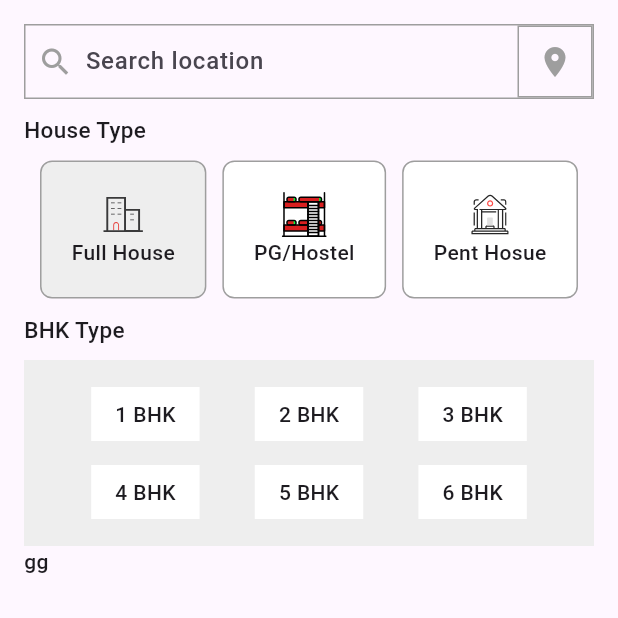
After one commit to sandeepraju124/SSSv1, a Flutter app: the HouseSearch screen opened directly, after a tap on "Full House", on a phone screen of 412 x 824 dp, the top half of it. The commit adds this screen. Run offline on Flutter 3.47's test engine with Material 3 defaults, Android fonts, the phone set to English and light mode, and no system bars; our stand-ins replace firebase_auth, firebase_core, flutter_rating_bar, flutter_screenutil, flutter_svg, freezed_annotation and 8 more; missing offline and left inert: autoscale_tabbarview; accounts and stored records are empty; network calls fail; statements that could not run were skipped.

Commit message:
House Search UI

```diff
--- /dev/null
+++ b/lib/HousingServices/house_search.dart
@@ -0,0 +1,286 @@
+// ignore_for_file: prefer_const_constructors, prefer_const_literals_to_create_immutables
+
+import 'package:flutter/material.dart';
+import 'package:flutter_svg/flutter_svg.dart';
+
+class HouseSearch extends StatefulWidget {
+  const HouseSearch({super.key});
+
+  @override
+  State<HouseSearch> createState() => _HouseSearchState();
+}
+
+class _HouseSearchState extends State<HouseSearch> {
+  HosueType? _selectedType;
+  Map<BHKType, bool> selectedBHKTypes = {
+    BHKType.BHK1: false,
+    BHKType.BHK2: false,
+    BHKType.BHK3: false,
+    BHKType.BHK4: false,
+    BHKType.BHK5: false,
+    BHKType.BHK6: false,
+  };
+  Map<RoomType, bool> selectedRoomTypes = {
+    RoomType.SingleRoom: false,
+    RoomType.DoubleSharing: false,
+    RoomType.TripleSharing: false,
+    RoomType.FourSharing: false,
+  };
+
+  @override
+  Widget build(BuildContext context) {
+    return Scaffold(
+      body: SafeArea(
+        child: ListView(padding: const EdgeInsets.all(16.0), children: [
+          Container(
+            height: 50,
+            decoration: BoxDecoration(
+              border: Border.all(
+                color: Colors.grey,
+                width: 1.0,
+              ),
+              // borderRadius: BorderRadius.circular(8.0),
+            ),
+            child: Row(
+              children: [
+                Padding(
+                  padding: const EdgeInsets.all(8.0),
+                  child: Icon(
+                    Icons.search,
+                    color: Colors.grey,
+                  ),
+                ),
+                Expanded(
+                  child: TextField(
+                    decoration: InputDecoration(
+                      hintText: 'Search location ',
+                      border: InputBorder.none,
+                    ),
+                  ),
+                ),
+                Container(
+                  height: 50,
+                  width: 50,
+                  // color: Colors.teal,
+                  decoration: BoxDecoration(
+                    border: Border.all(
+                      color: Colors.grey,
+                      width: 1.0,
+                    ),
+                    // borderRadius: BorderRadius.circular(8.0),
+                  ),
+                  child: Icon(
+                    Icons.location_on,
+                    color: Colors.grey,
+                  ),
+                ),
+              ],
+            ),
+          ),
+          SizedBox(
+            height: 10,
+          ),
+          // Padding(
+          //   padding: const EdgeInsets.only(left: 20,bottom: 10),
+          //   child: Text("House Type",style: TextStyle(fontSize: 15)),
+          // ),
+          Text("House Type", style: TextStyle(fontSize: 15)),
+          SizedBox(
+            height: 10,
+          ),
+          Container(
+            // color: Colors.grey[200],
+            // height: 50,
+            child: Row(
+              mainAxisAlignment: MainAxisAlignment.spaceEvenly,
+              children: [
+                _buildHouseOption(HosueType.FullHouse, "Full House"),
+                _buildHouseOption(HosueType.PG, "PG/Hostel"),
+                _buildHouseOption(HosueType.PentHosue, "Pent Hosue")
+              ],
+            ),
+          ),
+// Full House
+          if (_selectedType == HosueType.FullHouse)
+            Column(
+              // mainAxisAlignment: MainAxisAlignment.start,
+              crossAxisAlignment: CrossAxisAlignment.start,
+              children: [
+                Padding(
+                  padding: const EdgeInsets.symmetric(vertical: 10),
+                  child: Text("BHK Type", style: TextStyle(fontSize: 15)),
+                ),
+                Container(
+                  padding: EdgeInsets.symmetric(vertical: 10),
+                  color: Colors.grey[200],
+                  // height: 50,
+                  child: Column(
+                    children: [
+                      Padding(
+                        padding: const EdgeInsets.all(8.0),
+                        child: Row(
+                          mainAxisAlignment: MainAxisAlignment.spaceEvenly,
+                          children: [
+                            _BhkTypeOption(BHKType.BHK1, "1 BHK"),
+                            _BhkTypeOption(BHKType.BHK2, "2 BHK"),
+                            _BhkTypeOption(BHKType.BHK3, "3 BHK")
+                          ],
+                        ),
+                      ),
+                      Padding(
+                        padding: const EdgeInsets.all(8.0),
+                        child: Row(
+                          mainAxisAlignment: MainAxisAlignment.spaceEvenly,
+                          children: [
+                            _BhkTypeOption(BHKType.BHK4, "4 BHK"),
+                            _BhkTypeOption(BHKType.BHK5, "5 BHK"),
+                            _BhkTypeOption(BHKType.BHK6, "6 BHK")
+                          ],
+                        ),
+                      ),
+                    ],
+                  ),
+                ),
+                Text("gg")
+              ],
+            ),
+// PG/Hostel
+          if (_selectedType == HosueType.PG)
+            Column(
+              crossAxisAlignment: CrossAxisAlignment.start,
+              children: [
+                Padding(
+                  padding: const EdgeInsets.symmetric(vertical: 10),
+                  child: Text("Room Type", style: TextStyle(fontSize: 15)),
+                ),
+                Container(
+                  color: Colors.grey[200],
+                  child: Column(
+                    children: [
+                      Padding(
+                        padding: const EdgeInsets.all(8.0),
+                        child: Row(
+                          mainAxisAlignment: MainAxisAlignment.spaceEvenly,
+                          children: [
+                            _RoomTypeOption(RoomType.SingleRoom, "Single Room"),
+                            _RoomTypeOption(
+                                RoomType.DoubleSharing, "Double Sharing"),
+                          ],
+                        ),
+                      ),
+                      Padding(
+                        padding: const EdgeInsets.all(8.0),
+                        child: Row(
+                          mainAxisAlignment: MainAxisAlignment.spaceEvenly,
+                          children: [
+                            _RoomTypeOption(
+                                RoomType.TripleSharing, " Triple Room "),
+                            _RoomTypeOption(
+                                RoomType.FourSharing, " Four Sharing "),
+                          ],
+                        ),
+                      ),
+                    ],
+                  ),
+                ),
+              ],
+            ),
+
+
+        ]),
+      ),
+    );
+  }
+
+  Widget _buildHouseOption(HosueType type, String label) {
+    return GestureDetector(
+      onTap: () {
+        setState(() {
+          _selectedType = type;
+          print(type);
+        });
+      },
+      child: Container(
+          // margin: EdgeInsets.all(10),
+          // height: 50,
+          // width: 50,
+          padding: EdgeInsets.all(20),
+          decoration: BoxDecoration(
+              borderRadius: BorderRadius.circular(8),
+              border: Border.all(
+                color: Colors.grey,
+                width: 1.0,
+              ),
+              color: _selectedType == type
+                  // ? Colors.teal[200]
+                  ? Colors.grey[200]
+                  : Colors.white
+              // Colors.grey[200]
+              ),
+          child: Column(
+            children: [
+              // Icon(Icons.access_alarm_rounded),
+              if (type == HosueType.FullHouse)
+                SvgPicture.asset("images/fullhouse.svg", height: 30),
+              if (type == HosueType.PG)
+                SvgPicture.asset("images/pg.svg", height: 30),
+              if (type == HosueType.PentHosue)
+                SvgPicture.asset("images/penthouse.svg", height: 30),
+              Text(label),
+            ],
+          )
+          // Text(label),
+          ),
+    );
+  }
+
+  Widget _BhkTypeOption(BHKType type, String label) {
+    return GestureDetector(
+      onTap: () {
+        setState(() {
+          print(type);
+          selectedBHKTypes[type] = !selectedBHKTypes[type]!;
+          print(selectedBHKTypes);
+        });
+      },
+      child: Container(
+        padding: EdgeInsets.symmetric(horizontal: 16, vertical: 8),
+        decoration: BoxDecoration(
+            // borderRadius: BorderRadius.circular(16),
+            color: selectedBHKTypes[type] == true ? Colors.teal : Colors.white
+            // Colors.grey[200]
+            ),
+        child: Text(label),
+      ),
+    );
+  }
+
+  Widget _RoomTypeOption(RoomType type, String label) {
+    return GestureDetector(
+      onTap: () {
+        setState(() {
+          print(type);
+          selectedRoomTypes[type] = !selectedRoomTypes[type]!;
+          // print(selectedBHKTypes);
+        });
+      },
+      child: Container(
+        padding: EdgeInsets.symmetric(horizontal: 16, vertical: 8),
+        decoration: BoxDecoration(
+            // borderRadius: BorderRadius.circular(16),
+            color: selectedRoomTypes[type] == true ? Colors.teal : Colors.white
+            // Colors.grey[200]
+            ),
+        child: Text(label),
+      ),
+    );
+  }
+
+
+}
+
+enum HosueType { FullHouse, PG, PentHosue }
+
+enum BHKType { BHK1, BHK2, BHK3, BHK4, BHK5, BHK6 }
+
+enum RoomType { SingleRoom, DoubleSharing, TripleSharing, FourSharing }
--- a/lib/main.dart
+++ b/lib/main.dart
@@ -4,6 +4,7 @@ import 'package:firebase_core/firebase_core.dart';
 import 'package:flutter/material.dart';
 import 'package:provider/provider.dart';
 import 'package:sssv1/Askcommunity%20Section/Askthecommunity.dart';
+import 'package:sssv1/HousingServices/house_search.dart';
 import 'package:sssv1/HousingServices/overview.dart';
 import 'package:sssv1/NewdefaultprofilePage/defaultpage&tabview.dart';
 import 'package:sssv1/Reviews%20Section/postcomment.dart';
@@ -88,7 +89,7 @@ class MyApp extends StatelessWidget {
       theme: ThemeData(
         primarySwatch: Colors.blue,
       ),
-      // home: RealEstateProfile(),
+      // home: HouseSearch(),
       // home:CommentSection(index: 1),
       // home: AskForCommunityUiTest(uid: "SWEFOO1111111111"),
 
--- a/lib/widgets/explore.dart
+++ b/lib/widgets/explore.dart
@@ -1,4 +1,5 @@
 import 'package:flutter/material.dart';
+import 'package:sssv1/HousingServices/house_search.dart';
 
 import 'package:sssv1/utils/navigator.dart';
 import 'package:sssv1/widgets/subcategory.dart';
@@ -140,6 +141,13 @@ class Explore extends StatelessWidget {
           Row(
             children: [
               Expanded(
+                child: GestureDetector(
+                  onTap: () {
+                  // education
+                  Navigators().navigatorPush(
+                      context,HouseSearch()
+                      );
+                },
                   child: Container(
                     margin: const EdgeInsets.all(5),
                     height: 85,
@@ -160,6 +168,7 @@ class Explore extends StatelessWidget {
                           'Shopping',
                           style: TextStyle(color: Colors.white),
                         )),
+                  ),
                 ),
               ),
               Expanded(
--- a/pubspec.yaml
+++ b/pubspec.yaml
@@ -60,6 +60,7 @@ dependencies:
   flutter_screenutil: ^5.9.0
   flutter_rating_bar: ^4.0.1
   draggable_bottom_sheet: ^1.0.2
+  flutter_svg: ^2.0.9
 
 
 
```
Also changed, not shown: images/fullhouse.svg (added), images/penthouse.svg (added), images/pg.svg (added), lib/utils/landing.dart (deleted), pubspec.lock. Lines whose indentation alone changed are shown as unchanged.
